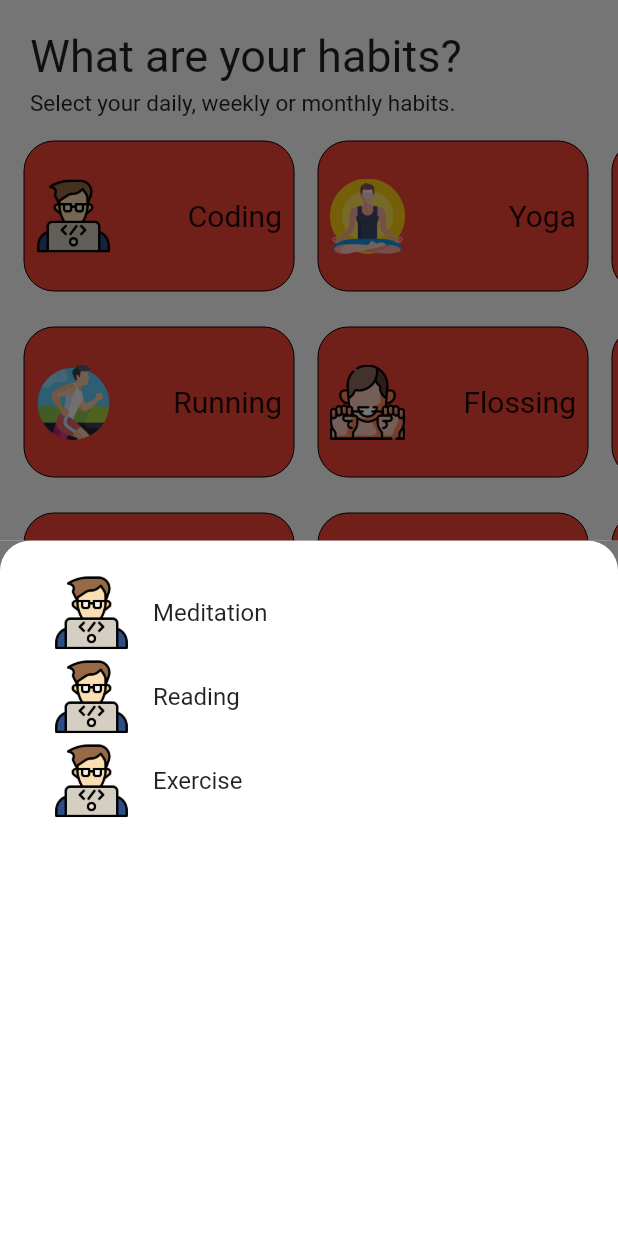
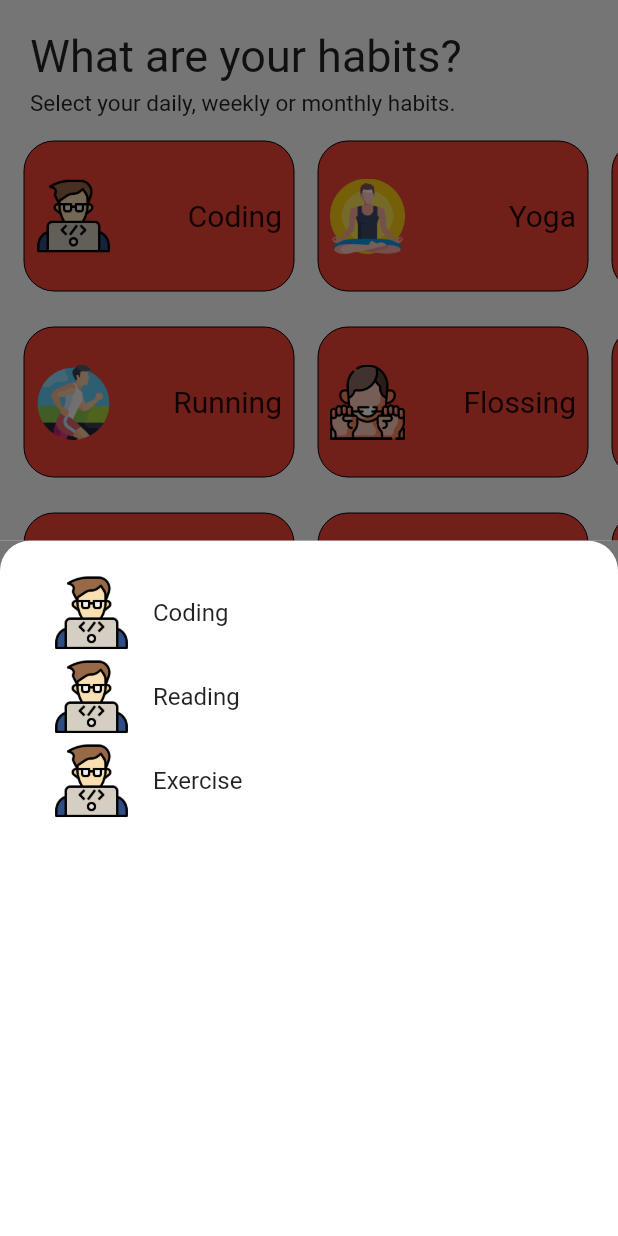
Before and after one commit to veerviren/Habit-tracker, a Flutter app: the HabitSelectorPage screen opened by its route, after a tap on "Add Habit", on a phone screen of 412 x 824 dp. Run offline on Flutter 3.47's test engine with Material 2 defaults, Android fonts, the light colour scheme and no system bars; our stand-ins replace shared_preferences, step_progress_indicator; missing offline and left inert: date_only, horizontal_calendar; accounts and stored records are empty.

Commit message:
habit select ui update fix

```diff
--- a/habit_tracker/lib/screens/habit_selector.dart
+++ b/habit_tracker/lib/screens/habit_selector.dart
@@ -76,13 +76,13 @@ List<Widget> Row4 = [
 class Habit {
   final String name;
   final String icon;
-
   Habit({required this.name, required this.icon});
 }
 
-void _showAddHabitBottomSheet(BuildContext context) {
+void _showAddHabitBottomSheet(
+    BuildContext context, _HabitSelectorPageState State) {
   final _habitList = [
-    Habit(name: 'Meditation', icon: 'assets/images/coding.png'),
+    Habit(name: 'Coding', icon: 'assets/images/coding.png'),
     Habit(name: 'Reading', icon: 'assets/images/coding.png'),
     Habit(name: 'Exercise', icon: 'assets/images/coding.png'),
   ];
@@ -148,8 +148,10 @@ void _showAddHabitBottomSheet(BuildContext context) {
                             ),
                           );
                         }
+
                         Navigator.pop(context);
                         _randomNumber++;
+                        State.update();
                       },
                     );
                   },
@@ -173,7 +175,6 @@ class HabitSelectorPage extends StatefulWidget {
 class _HabitSelectorPageState extends State<HabitSelectorPage> {
   late String _habitName;
   late String _habitIcon;
-
   void update() {
     setState(() {});
   }
@@ -248,7 +249,7 @@ class _HabitSelectorPageState extends State<HabitSelectorPage> {
                     ),
                     child: TextButton(
                       onPressed: () {
-                        _showAddHabitBottomSheet(context);
+                        _showAddHabitBottomSheet(context, this);
                       },
                       child: Text(
                         'Add Habit',
--- a/habit_tracker/lib/widgets/selected_habit.dart
+++ b/habit_tracker/lib/widgets/selected_habit.dart
@@ -44,7 +44,10 @@ class _SelectedHabitListState extends State<SelectedHabitList> {
                     habitStatus = 'Done';
                     buttonenabled = false;
                     totalCompletedHabit++;
+                    update();
+                    print(totalCompletedHabit);
                   });
+
                   await _setButtonState();
                 }
               : null,
```
Also changed, not shown: habit_tracker/lib/screens/home_page.dart (+17 -1 lines), habit_tracker/lib/widgets/progress_boad.dart (+11 -2 lines).
